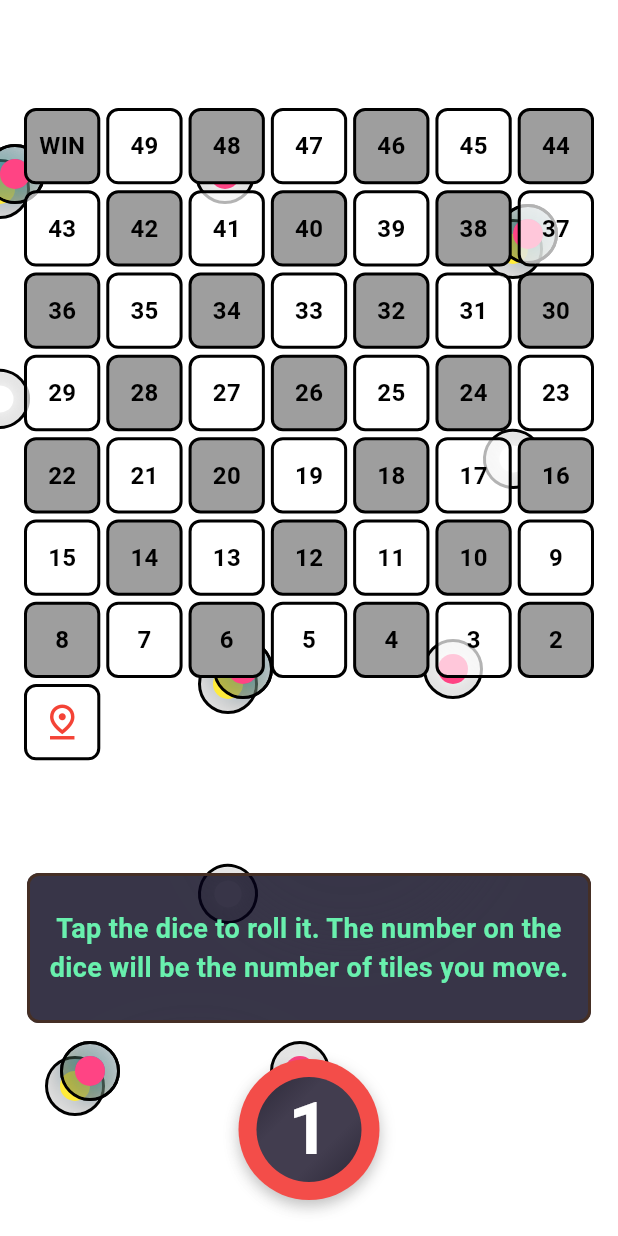
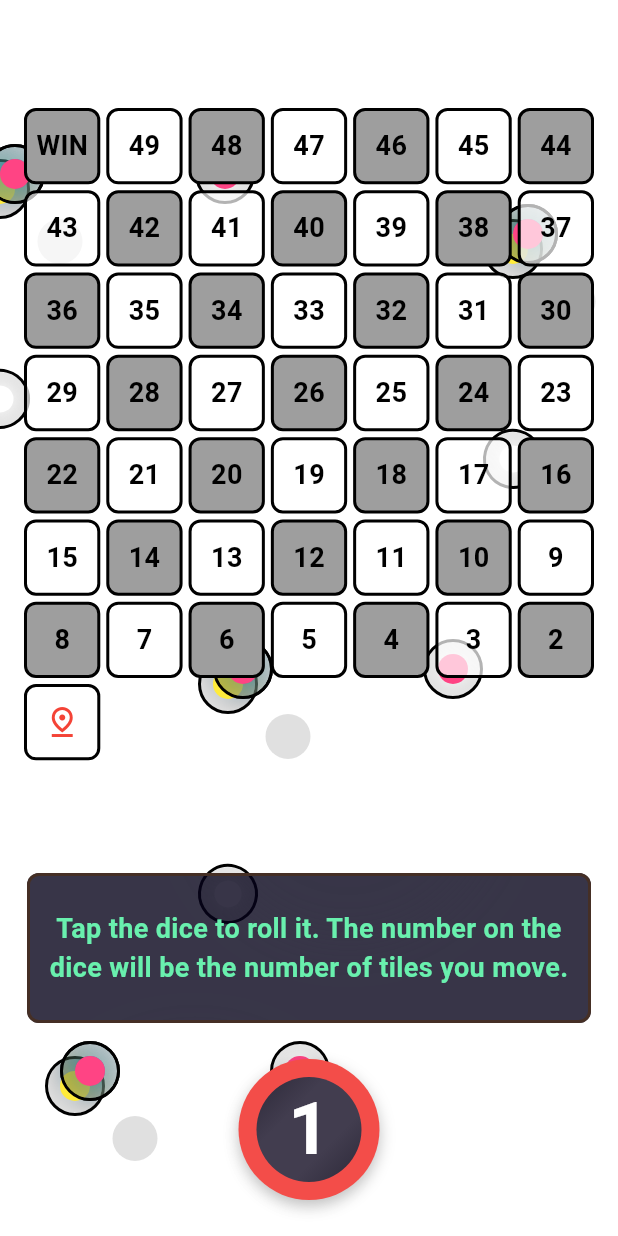
Before and after one commit to BigAchiever/Play-Real, a Flutter app: the screen it shows after launch, on a phone screen of 412 x 824 dp. Run offline on Flutter 3.47's test engine with Material 2 defaults, Android fonts, the phone set to English and light mode, and no system bars.

Commit message:
Added multiplayers +Changed background + Almost completed Home

```diff
--- a/lib/background.dart
+++ b/lib/background.dart
@@ -13,7 +13,7 @@ class AnimatedBubbles extends StatelessWidget {
           child: SizedBox(
             width: size.width,
             height: size.height,
-            child: const Stack(
+            child: Stack(
               children: [
                 Positioned(
                   left: -20,
@@ -122,12 +122,12 @@ class _BubbleState extends State<Bubble> with SingleTickerProviderStateMixin {
                 height: 30,
                 decoration: BoxDecoration(
                   shape: BoxShape.circle,
-                  color: Colors.white,
+                  color: Colors.grey.shade300,
                   boxShadow: [
                     BoxShadow(
                       color: Colors.white.withOpacity(0.5),
                       blurRadius: 2,
-                      spreadRadius: 0,
+                      spreadRadius: 4,
                     ),
                   ],
                 ),
@@ -146,7 +146,7 @@ class _BubbleState extends State<Bubble> with SingleTickerProviderStateMixin {
                     BoxShadow(
                       color: Colors.white.withOpacity(0.5),
                       blurRadius: 2,
-                      spreadRadius: 0,
+                      spreadRadius: 3,
                     ),
                   ],
                 ),
--- a/lib/home.dart
+++ b/lib/home.dart
@@ -3,6 +3,7 @@ import 'package:play_real/background.dart';
 import 'package:play_real/dice.dart';
 
 import 'message_card.dart';
+import 'models/player.dart';
 
 class Home extends StatefulWidget {
   const Home({Key? key}) : super(key: key);
@@ -15,16 +16,22 @@ class _HomeState extends State<Home> {
   final int _boardSize = 7;
   final double _boardPadding = 16;
   final List<int> _boardNumbers = List.generate(50, (index) => 50 - index);
-  int _playerPosition = 1; // Initial player position at "H"
+
+  final List<Player> _players = [
+    Player(name: 'Player 1', position: 1, color: Colors.red),
+    Player(name: 'Player 2', position: 1, color: Colors.orange),
+  ];
+  int _currentPlayerIndex = 0;
 
   @override
   Widget build(BuildContext context) {
+    final currentPlayer = _players[_currentPlayerIndex];
     return Scaffold(
       backgroundColor: Colors.transparent,
       appBar: AppBar(
         backgroundColor: Colors.transparent,
-        title: const Text(
-          'Roll the Dice',
+        title: Text(
+          '${currentPlayer.name}\'s Turn',
           style: TextStyle(
             color: Colors.white,
           ),
@@ -50,12 +57,20 @@ class _HomeState extends State<Home> {
                     final int boardNumber = _boardNumbers[index];
                     String displayText;
                     if (boardNumber == 1) {
-                      displayText = '🤡';
+                      displayText = '💨';
                     } else if (boardNumber == 50) {
                       displayText = 'WIN';
                     } else {
                       displayText = boardNumber.toString();
                     }
+                    final player = _players.firstWhere(
+                      (player) => player.position == boardNumber,
+                      orElse: () => Player(
+                        name: '',
+                        position: -1,
+                        color: Colors.transparent,
+                      ),
+                    );
                     return Container(
                       decoration: BoxDecoration(
                         border: Border.all(color: Colors.black, width: 2),
@@ -65,27 +80,46 @@ class _HomeState extends State<Home> {
                       ),
                       child: Stack(
                         children: [
-                          if (boardNumber !=
-                              _playerPosition) // Hide grid number if not player's position
+                          if (player.name.isEmpty)
                             Center(
                               child: Text(
                                 displayText,
                                 style: TextStyle(
-                                  fontSize: 16,
+                                  fontSize: 18,
                                   fontWeight: FontWeight.bold,
                                   color: Colors.black,
                                 ),
                               ),
                             ),
-                          if (boardNumber ==
-                              _playerPosition) // Check if player position matches the current cell
-                            AnimatedAlign(
-                              duration: Duration(milliseconds: 500),
-                              alignment: Alignment.center,
-                              child: Icon(
-                                size: 28,
-                                Icons.pin_drop_outlined,
-                                color: Colors.red,
+                          if (player.position == currentPlayer.position)
+                            Center(
+                              child: CircleAvatar(
+                                radius: 16,
+                                backgroundColor: Colors.white,
+                                child: Align(
+                                  alignment: Alignment.center,
+                                  child: Icon(
+                                    size: 24,
+                                    Icons.pin_drop_outlined,
+                                    color: currentPlayer.color,
+                                  ),
+                                ),
+                              ),
+                            ),
+                          if (player.position != currentPlayer.position &&
+                              player.name.isNotEmpty)
+                            Center(
+                              child: CircleAvatar(
+                                radius: 16,
+                                backgroundColor: Colors.white,
+                                child: Align(
+                                  alignment: Alignment.center,
+                                  child: Icon(
+                                    size: 24,
+                                    Icons.pin_drop_outlined,
+                                    color: player.color,
+                                  ),
+                                ),
                               ),
                             ),
                         ],
@@ -129,11 +163,19 @@ class _HomeState extends State<Home> {
   }
 
   void _movePlayer(int diceNumber) {
+    final currentPlayer = _players[_currentPlayerIndex];
     setState(() {
-      _playerPosition += diceNumber;
-      if (_playerPosition > _boardNumbers.length) {
-        _playerPosition = _boardNumbers.length;
+      currentPlayer.position += diceNumber;
+      if (currentPlayer.position > _boardNumbers.length) {
+        currentPlayer.position = _boardNumbers.length;
       }
+    });
+    _changePlayer();
+  }
+
+  void _changePlayer() {
+    setState(() {
+      _currentPlayerIndex = (_currentPlayerIndex + 1) % _players.length;
     });
   }
 }
--- /dev/null
+++ b/lib/models/player.dart
@@ -0,0 +1,13 @@
+import 'dart:ui';
+
+class Player {
+  String name;
+  int position;
+  Color color;
+
+  Player({
+    required this.name,
+    required this.position,
+    required this.color,
+  });
+}
```
